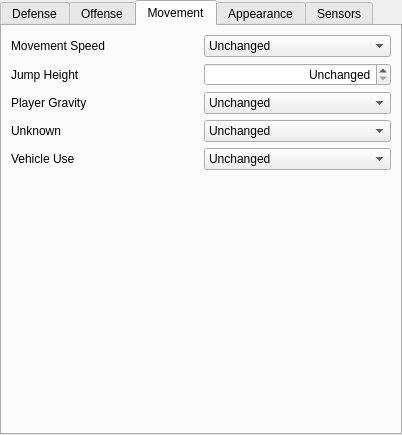
The window that native/src/ReachVariantTool/ui/main_window/page_player_traits.ui (DavidJCobb/ReachVariantEditor) describes before a commit, drawn with Qt 5.
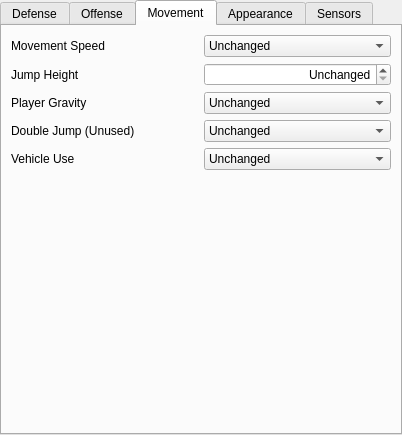
The same window after the commit. The open tabs and pages were chosen to show the change. Custom widgets are drawn as their Qt base class.

The edit to the form file:
```diff
--- a/native/src/ReachVariantTool/ui/main_window/page_player_traits.ui
+++ b/native/src/ReachVariantTool/ui/main_window/page_player_traits.ui
@@ -914,7 +914,7 @@
        <item row="3" column="0">
         <widget class="QLabel" name="labelMovementUnknown">
          <property name="text">
-          <string>Unknown</string>
+          <string>Double Jump (Unused)</string>
          </property>
          <property name="buddy">
           <cstring>fieldMovementUnknown</cstring>
```
Left out of the diff: 35 changed lines with no effect on the pictures.
